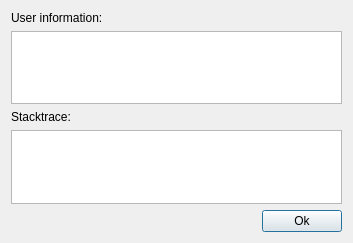
Before: the Qt Designer form scripts/ErrorReporter/moredetails.ui in mantidproject/mantid, drawn with Qt 5.
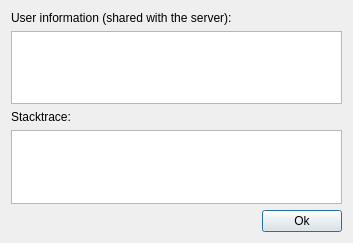
After: the same form once the commit is applied.

Commit message:
Changes from code review
Don't show stacktrace twice
Make it clear that the user information is shared with the server

What changed in the file:
```diff
--- a/scripts/ErrorReporter/moredetails.ui
+++ b/scripts/ErrorReporter/moredetails.ui
@@ -28,7 +28,7 @@
      <item>
       <widget class="QLabel" name="user_layout">
        <property name="text">
-        <string>User information:</string>
+        <string>User information (shared with the server):</string>
        </property>
       </widget>
      </item>
```
The commit also changes 1 other file.
